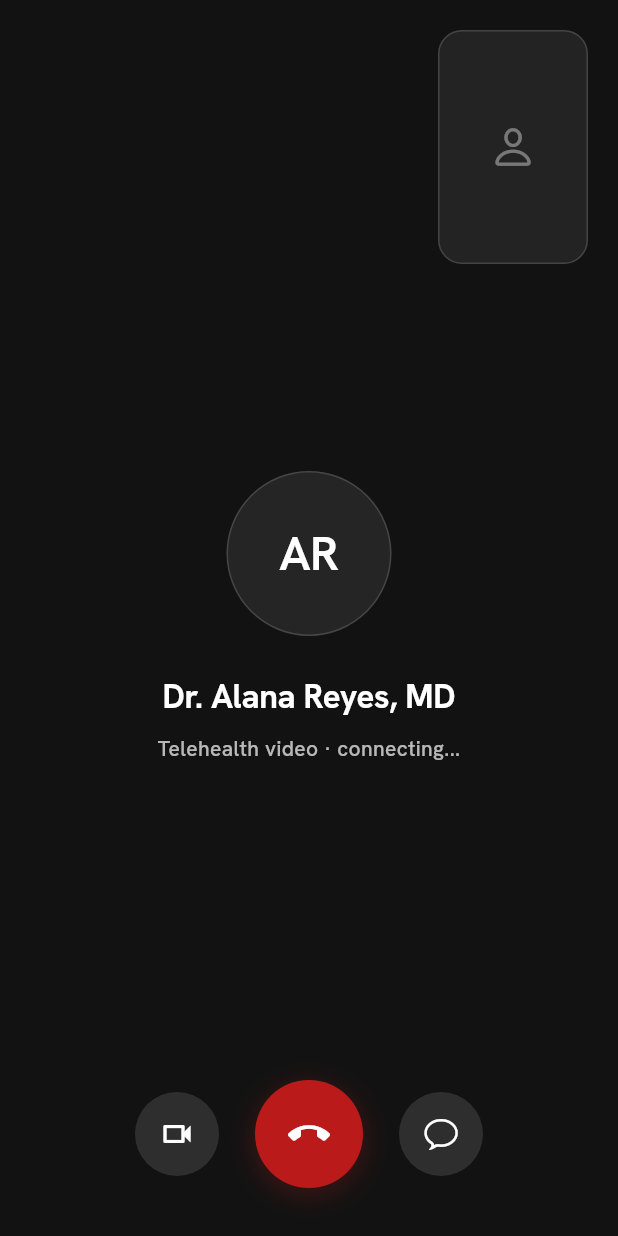
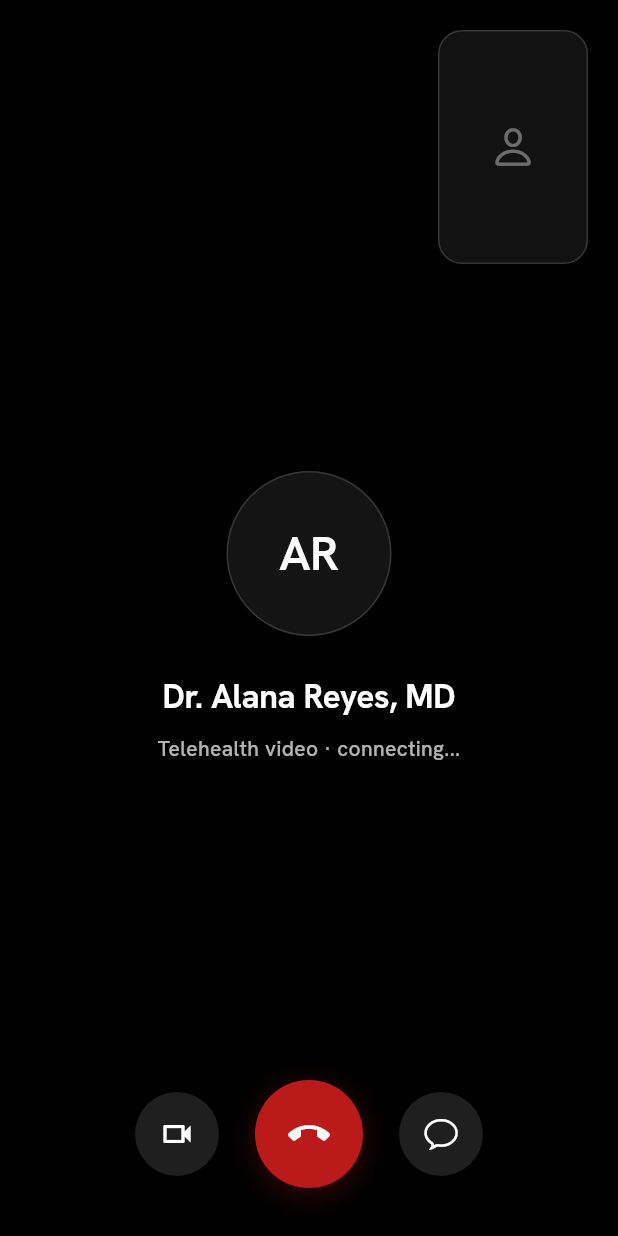
Before and after one commit to Santanu-002/inspirelymd_patient, a Flutter app: the VideoCallScreen screen opened by its route, on a phone screen of 412 x 824 dp. Run offline on Flutter 3.47's test engine with Material 3 defaults, Android fonts, the phone set to English and light mode, and no system bars; our stand-ins replace device_info_plus, dio, equatable, flutter_secure_storage, flutter_svg, fpdart and 9 more; accounts and stored records are empty.

Commit message:
fix(messages): use theme.colorScheme.black instead of hardcoded background color on VideoCallScreen

```diff
--- a/lib/features/messages/presentation/screens/video_call_screen.dart
+++ b/lib/features/messages/presentation/screens/video_call_screen.dart
@@ -5,6 +5,7 @@ import 'package:google_fonts/google_fonts.dart';
 import 'package:inspirelymd_patient/core/common/widgets/snackbar/app_snackbar.dart';
 import 'package:inspirelymd_patient/core/constants/app_strings.dart';
 import 'package:inspirelymd_patient/core/constants/app_ui_constants.dart';
+import 'package:inspirelymd_patient/core/theme/color_scheme_extension.dart';
 
 class VideoCallScreen extends StatelessWidget {
   const VideoCallScreen({super.key});
@@ -15,7 +16,7 @@ class VideoCallScreen extends StatelessWidget {
     final strings = AppStrings.messages;
 
     return Scaffold(
-      backgroundColor: const Color(0xFF121212),
+      backgroundColor: theme.colorScheme.black,
       body: Stack(
         children: [
           // ── Centered Call Status Info ────────────────────────────────────
```
